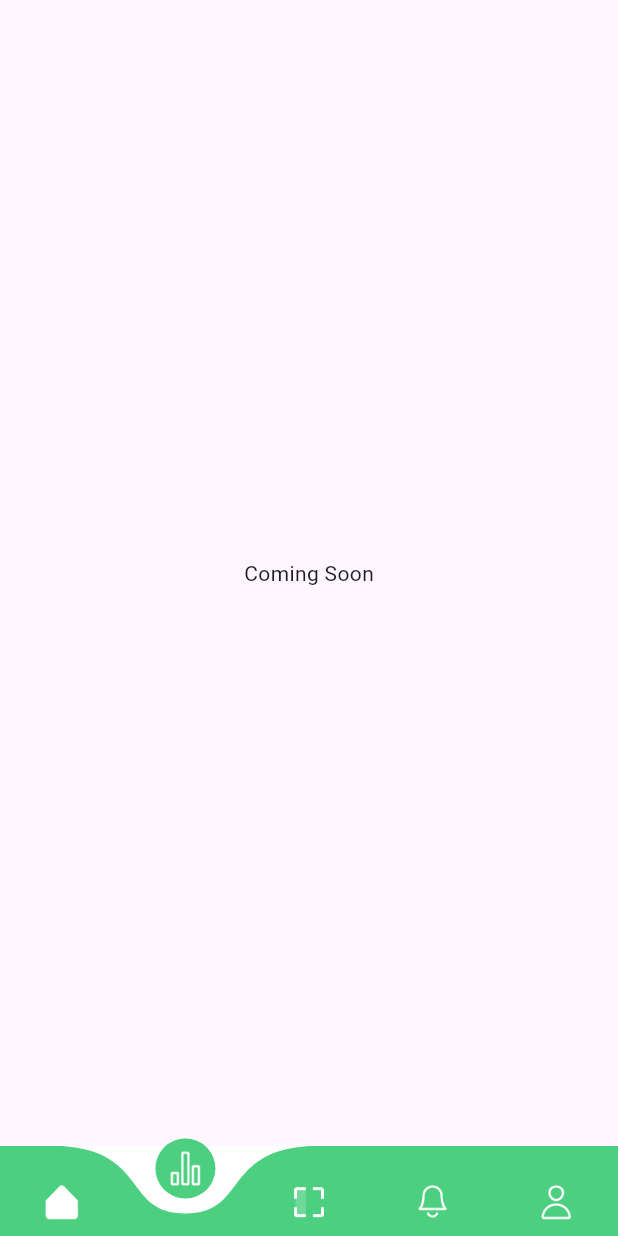
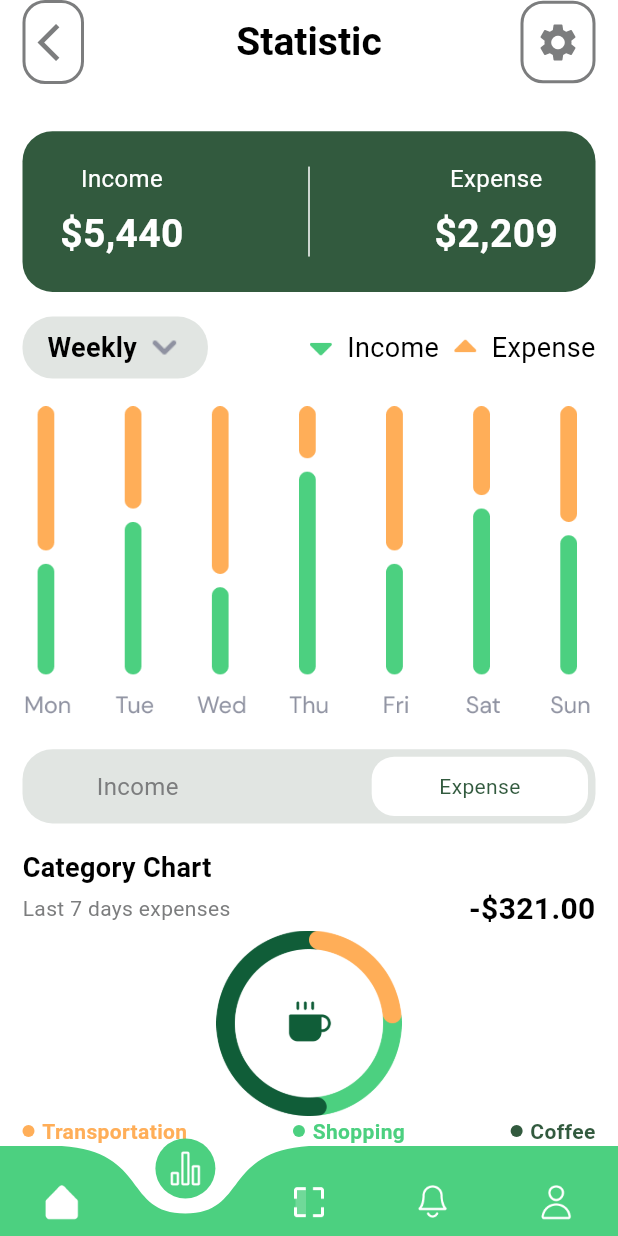
Before and after one commit to asm2212/eca, a Flutter app: the screen it shows after launch, item 2 of the bottom bar chosen, on a phone screen of 412 x 824 dp. Run offline on Flutter 3.47's test engine with Material 3 defaults, Android fonts, the phone set to English and light mode, and no system bars; drawn by our look-alikes of curved_navigation_bar.

Commit message:
statistic screen

```diff
--- a/lib/screens/main_screen.dart
+++ b/lib/screens/main_screen.dart
@@ -2,6 +2,7 @@ import 'package:curved_navigation_bar/curved_navigation_bar.dart';
 import 'package:flutter/material.dart';
 import 'package:wpay/screens/blank_screen.dart';
 import 'package:wpay/screens/home_screen.dart';
+import 'package:wpay/screens/static_screen.dart';
 import 'package:wpay/utils/constants.dart';
 
 class MainScreen extends StatefulWidget {
@@ -16,7 +17,7 @@ class _MainScreenState extends State<MainScreen> {
 
   final List<Widget> _screens = [
     const HomeScreen(),
-    const BlankScreen(),
+    const StaticScreen(),
     const BlankScreen(),
     const BlankScreen(),
     const BlankScreen(),
--- /dev/null
+++ b/lib/screens/static_screen.dart
@@ -0,0 +1,468 @@
+import 'package:flutter/material.dart';
+import 'package:wpay/utils/constants.dart';
+
+class StaticScreen extends StatefulWidget {
+  const StaticScreen({super.key});
+
+  @override
+  State<StaticScreen> createState() => _StaticScreenState();
+}
+
+class _StaticScreenState extends State<StaticScreen> {
+  @override
+  Widget build(BuildContext context) {
+    var media = MediaQuery.of(context).size;
+    return Scaffold(
+        appBar: AppBar(
+        backgroundColor: Constants.white,
+        elevation: 0,
+        leading: Padding(
+          padding: const EdgeInsets.only(left: 15),
+          child: Container(
+              width: 50,
+              height: 55,
+              decoration: BoxDecoration(
+                color: Colors.white,
+                borderRadius: BorderRadius.circular(15),
+                border: Border.all(
+                  color: Constants.secondaryText,
+                  width: 2,
+                ),
+              ),
+              child: IconButton(
+                onPressed: () {},
+                icon: const Icon(
+                  Icons.arrow_back_ios,
+                  size: 30,
+                ),
+                color: Constants.secondaryText,
+              ),
+            ),
+        ),
+        centerTitle: true,
+        title:  Text(
+          'Statistic',
+          style: TextStyle(
+            color: Constants.black,
+            fontSize: 26,
+            fontWeight: FontWeight.bold,
+          ),
+        ),
+        actions: [
+          Padding(
+            padding: const EdgeInsets.only(right: 15),
+            child: Container(
+              width: 50,
+              height: 55,
+              decoration: BoxDecoration(
+                color: Colors.white,
+                borderRadius: BorderRadius.circular(15),
+                border: Border.all(
+                  color: Constants.secondaryText,
+                  width: 2,
+                ),
+              ),
+              child: IconButton(
+                onPressed: () {},
+                icon: const Icon(
+                  Icons.settings,
+                  size: 30,
+                ),
+                color: Constants.secondaryText,
+              ),
+            ),
+          ),
+        ],
+      ),
+        backgroundColor: Constants.white,
+        body: SingleChildScrollView(
+          padding: const EdgeInsets.symmetric(horizontal: 15, vertical: 15),
+          child: Column(
+            crossAxisAlignment: CrossAxisAlignment.start,
+            children: [
+                  SizedBox(
+              height: media.height * 0.02,
+            ),
+            Container(
+                width: media.width,
+                height: media.height * 0.13,
+                decoration: BoxDecoration(
+                  color: Constants.buttonColor,
+                  borderRadius: BorderRadius.circular(20),
+                ),
+                child: Padding(
+                  padding:
+                      const EdgeInsets.symmetric(horizontal: 25, vertical: 15),
+                  child: Row(
+                    children: [
+                      Column(
+                        mainAxisAlignment: MainAxisAlignment.center,
+                        children: [
+                            Text(
+                            "Income",
+                            style: TextStyle(
+                              fontSize: 16,
+                              color: Constants.white,
+                            ),
+                          ),
+                          const SizedBox(
+                            height: 7,
+                          ),
+                          Text(
+                            "\$5,440",
+                            style: TextStyle(
+                              fontSize: 26,
+                              fontWeight: FontWeight.bold,
+                              color: Constants.white,
+                            ),
+                          ),
+                        ],
+                      ),
+                     Spacer(),
+                      Container(
+                        width: 1,
+                        height: 60,
+                        decoration: BoxDecoration(
+                          color: Constants.white,
+                        ),
+                      ),
+                      Spacer(),
+                         Column(
+                        mainAxisAlignment: MainAxisAlignment.center,
+                        children: [
+                        Text(
+                            "Expense",
+                            style: TextStyle(
+                              fontSize: 16,
+                              color: Constants.white,
+                            ),
+                          ),
+                          const SizedBox(
+                            height: 7,
+                          ),
+                          Text(
+                            "\$2,209",
+                            style: TextStyle(
+                              fontSize: 26,
+                              fontWeight: FontWeight.bold,
+                              color: Constants.white,
+                            ),
+                          ),
+                        ],
+                      ),
+                    ],
+                  ),
+              ),
+            ),
+             SizedBox(
+              height: media.height*0.02,
+            ),
+            Row(
+              children: [
+                Container(
+                  width: media.width*0.3,
+                  height: media.height*0.05,
+                  decoration: BoxDecoration(
+                    color: Constants.placeholder,
+                    borderRadius: BorderRadius.circular(20),
+                  ),
+                  child: Padding(
+                    padding:  EdgeInsets.symmetric(horizontal: media.width*0.04,vertical: 5),
+                    child: Row(
+                      children: [
+                        Text(
+                             "Weekly",
+                             style: TextStyle(
+                                fontSize: 18,
+                                color: Constants.black,
+                                fontWeight: FontWeight.bold,
+                              ),
+                            ),
+                            Spacer(),
+                          Image.asset(
+                            "assets/images/w_down.png",
+                            width: 25,
+                            height: 25,
+                          ),
+                      ],
+                    ),
+                  ),
+                ),
+                Spacer(),
+                  Image.asset(
+                            "assets/images/inc_down.png",
+                            width: 25,
+                            height: 25,
+                          ),
+                            SizedBox(width: 5,),
+                          Text(
+                             "Income",
+                             style: TextStyle(
+                                fontSize: 18,
+                                color: Constants.black,
+                                fontWeight: FontWeight.w400,
+                              ),
+                            ),
+                               SizedBox(width: 5,),
+                              Image.asset(
+                            "assets/images/exp_up.png",
+                            width: 25,
+                            height: 25,
+                          ),
+                             SizedBox(width: 5,),
+                          Text(
+                             "Expense",
+                             style: TextStyle(
+                                fontSize: 18,
+                                color: Constants.black,
+                                fontWeight: FontWeight.w400,
+                              ),
+                            ),
+              ]
+              ),
+              Image.asset(
+                "assets/images/chart.png",
+                width: media.width,
+                height: media.height*0.3,
+              ),
+
+              Container(
+                width: media.width,
+                height: media.height*0.06,
+                decoration: BoxDecoration(
+                  color: Constants.placeholder,
+                  borderRadius: BorderRadius.circular(20),
+                ),
+                child: Row(
+                  children: [
+                    Padding(
+                      padding: EdgeInsets.symmetric(horizontal: media.width*0.12,vertical: 5),
+                      child: Text(
+                        "Income",
+                        style: TextStyle(
+                          fontSize: 16,
+                          color: Constants.secondaryText,
+                          fontWeight: FontWeight.w400,
+                        ),
+                      ),
+                    ),
+                    Spacer(),
+                    Container(
+                      margin: const EdgeInsets.all(5),
+                      width: media.width*0.35,
+                      height: media.height*0.05,
+                      decoration: BoxDecoration(
+                        borderRadius: BorderRadius.circular(15),
+                        color: Constants.white,
+                      ),
+                      child: Padding(
+                        padding: const EdgeInsets.symmetric(horizontal: 20, vertical:5),
+                        child: Center(
+                          child: Text(
+                            "Expense",
+                            style: TextStyle(
+                              fontSize: 14,
+                              color: Constants.buttonColor,
+                              fontWeight: FontWeight.w400,
+                            ),
+                          ),
+                        ),
+                      ),
+                    ),
+
+
+                  ]
+                ),
+                ),
+                SizedBox(height: media.height*0.02,),
+                Text(
+                      "Category Chart",
+                      style: TextStyle(
+                        fontSize: 18,
+                        color: Constants.black,
+                        fontWeight: FontWeight.w600,
+                      ),
+                      ),
+                      Row(
+                        children: [
+                          Text(
+                            "Last 7 days expenses",
+                            style: TextStyle(
+                              fontSize: 14,
+                              fontWeight: FontWeight.w400,
+                              color: Constants.secondaryText,
+                            ),
+                          ),
+                          Spacer(),
+                          Text(
+                          "-\$321.00",
+                          style: TextStyle(
+                            fontSize: 20,
+                            fontWeight: FontWeight.w700,
+                            color: Constants.black,
+                          ),
+                          ),
+                        ],
+                      ),
+                      Center(
+                        child: Image.asset(
+                          "assets/images/pie.png",
+                          width: media.width*0.3,
+                          height: media.height*0.15,
+                        ),
+                      ),
+                      Row(
+                        children: [
+                          Container(
+                            height: 8,
+                            width: 8,
+                            decoration: BoxDecoration(
+                              color: Color(0xffFFAE58),
+                              borderRadius: BorderRadius.circular(5),
+                            )
+                          ),
+                         const SizedBox(width: 5,),
+                          Text(
+                            "Transportation",
+                            style: TextStyle(
+                              fontSize: 14,
+                              fontWeight: FontWeight.w700,
+                              color:  Color(0xffFFAE58),
+                            ),
+                          ),
+                          Spacer(),
+                          Container(
+                            height: 8,
+                            width: 8,
+                            decoration: BoxDecoration(
+                              color: Color(0xff4CD080),
+                              borderRadius: BorderRadius.circular(5),
+                            )
+                          ),
+                         const SizedBox(width: 5,),
+                            Text(
+                          "Shopping",
+                          style: TextStyle(
+                            fontSize: 14,
+                            fontWeight: FontWeight.w700,
+                            color: Color(0xff4CD080),
+                          ),
+                          ),
+                          Spacer(),
+                          Container(
+                            height: 8,
+                            width: 8,
+                            decoration: BoxDecoration(
+                              color: Constants.buttonColor,
+                              borderRadius: BorderRadius.circular(5),
+                            )
+                          ),
+                         const SizedBox(width: 5,),
+                          Text(
+                          "Coffee",
+                          style: TextStyle(
+                            fontSize: 14,
+                            fontWeight: FontWeight.w700,
+                            color: Constants.buttonColor,
+                          ),
+                          ),
+                        ],
+                      ),
+                      SizedBox(height: media.height*0.022,),
+                      Text(
+                        "Recent Expenses",
+                        style: TextStyle(
+                          fontSize: 18,
+                          fontWeight: FontWeight.w700,
+                          color: Constants.black,
+                        ),
+                      ),
+                          SizedBox(height: media.height*0.015,),
+                     Row(
+                      children: [
+                        Image.asset(
+                          "assets/images/starbucks.png",
+                          width: media.width*0.1,
+                          height: media.height*0.05,
+                        ),
+                        const SizedBox(width: 10,),
+                        Column(
+                          children: [
+                            Text(
+                              "Starbucks Coffee",
+                              style: TextStyle(
+                                fontSize: 16,
+                                fontWeight: FontWeight.w700,
+                                color: Constants.black,
+                              ),
+                            ),
+                             Text(
+                              "Dec 2, 2020 . 12:00 PM",
+                              style: TextStyle(
+                                fontSize: 12,
+                                fontWeight: FontWeight.w400,
+                                color: Constants.secondaryText,
+                              ),
+                            ),
+
+                          ],
+                        ),
+                        Spacer(),
+                        Text(
+                          "-\$124.00",
+                          style: TextStyle(
+                            fontSize: 16,
+                            fontWeight: FontWeight.w700,
+                            color: Constants.black,
+                          ),
+                        ),
+                      ],
+                     ),
+                     Divider(
+                       thickness: 1,),
+                       Row(
+                      children: [
+                        Image.asset(
+                          "assets/images/netflix.png",
+                          width: media.width*0.1,
+                          height: media.height*0.05,
+                        ),
+                        const SizedBox(width: 10,),
+                        Column(
+                          children: [
+                            Text(
+                              "Netflix Subscription",
+                              style: TextStyle(
+                                fontSize: 16,
+                                fontWeight: FontWeight.w700,
+                                color: Constants.black,
+                              ),
+                            ),
+                             Text(
+                              "Dec 11, 2020 . 10:00 AM",
+                              style: TextStyle(
+                                fontSize: 12,
+                                fontWeight: FontWeight.w400,
+                                color: Constants.secondaryText,
+                              ),
+                            ),
+
+                          ],
+                        ),
+                        Spacer(),
+                        Text(
+                          "-\$87.00",
+                          style: TextStyle(
+                            fontSize: 16,
+                            fontWeight: FontWeight.w700,
+                            color: Constants.black,
+                          ),
+                        ),
+                      ],
+                     )
+          ],
+          ),
+          ),
+          );
+  }
+}
```
Also changed, not shown: assets/images/chart.png (added), assets/images/exp_up.png (added), assets/images/inc_down.png (added), assets/images/netflix.png (added), assets/images/pie.png (added), assets/images/starbucks.png (added), assets/images/w_down.png (added).
